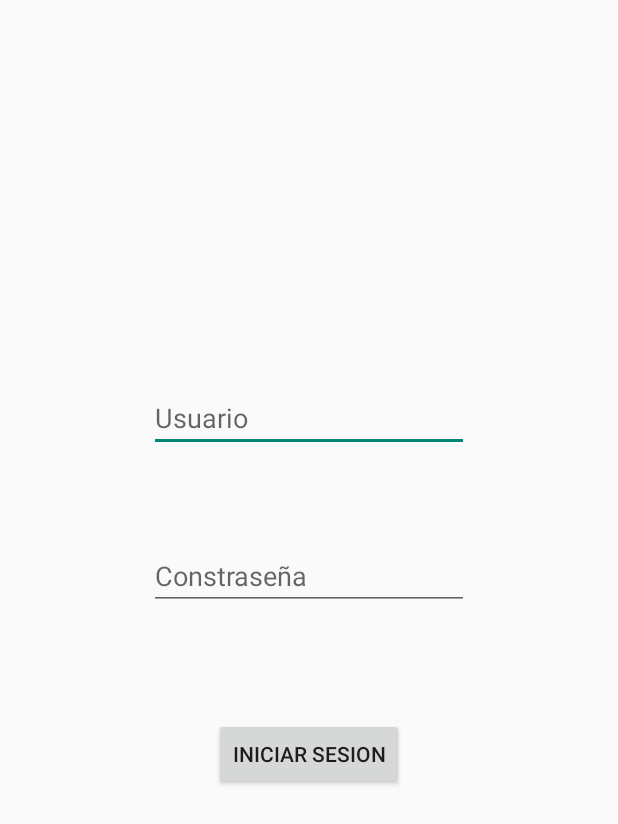
After one commit to maartinrc/RestApp, an Android app: the layout activity_login.xml on its own in the app's theme, with its tools: preview values and no code run, on a phone screen of 412 x 824 dp. The commit adds this screen. Shown: the top 824 px of the screen. Run offline under Robolectric (Android 15) with nearby library versions, the phone set to English and light mode, and no system bars; network calls fail.

Commit message:
Se hizo modificación a los adaptadores de RecyclerView y al CardView
también se agregó un Login simple

```diff
--- a/RestApp/app/build.gradle
+++ b/RestApp/app/build.gradle
@@ -35,4 +35,8 @@ dependencies {
     implementation 'com.android.support:cardview-v7:28.0.0'
     /*Web Service*/
     implementation 'com.android.volley:volley:1.1.0'
+    /*ViewPager y TabLayout*/
+    implementation 'com.android.support:appcompat-v7:28.0.0'
+    implementation 'com.android.support:design:28.0.0'
+
 }
--- /dev/null
+++ b/RestApp/app/src/main/res/layout/activity_login.xml
@@ -0,0 +1,48 @@
+<?xml version="1.0" encoding="utf-8"?>
+<android.support.constraint.ConstraintLayout xmlns:android="http://schemas.android.com/apk/res/android"
+    xmlns:app="http://schemas.android.com/apk/res-auto"
+    xmlns:tools="http://schemas.android.com/tools"
+    android:layout_width="match_parent"
+    android:layout_height="match_parent"
+    tools:context=".Login">
+
+    <EditText
+        android:id="@+id/txtUsr"
+        android:layout_width="wrap_content"
+        android:layout_height="wrap_content"
+        android:layout_marginStart="99dp"
+        android:layout_marginTop="256dp"
+        android:layout_marginEnd="99dp"
+        android:ems="10"
+        android:hint="@string/txtUsr"
+        android:inputType="textPersonName"
+        app:layout_constraintEnd_toEndOf="parent"
+        app:layout_constraintStart_toStartOf="parent"
+        app:layout_constraintTop_toTopOf="parent" />
+
+    <EditText
+        android:id="@+id/txtPass"
+        android:layout_width="wrap_content"
+        android:layout_height="wrap_content"
+        android:layout_marginStart="99dp"
+        android:layout_marginTop="60dp"
+        android:layout_marginEnd="99dp"
+        android:ems="10"
+        android:hint="@string/txtPass"
+        android:inputType="textPassword"
+        app:layout_constraintEnd_toEndOf="parent"
+        app:layout_constraintStart_toStartOf="parent"
+        app:layout_constraintTop_toBottomOf="@+id/txtUsr" />
+
+    <Button
+        android:id="@+id/btnSesion"
+        android:layout_width="wrap_content"
+        android:layout_height="wrap_content"
+        android:layout_marginStart="161dp"
+        android:layout_marginTop="72dp"
+        android:layout_marginEnd="161dp"
+        android:text="@string/btnSesion"
+        app:layout_constraintEnd_toEndOf="parent"
+        app:layout_constraintStart_toStartOf="parent"
+        app:layout_constraintTop_toBottomOf="@+id/txtPass" />
+</android.support.constraint.ConstraintLayout>
--- /dev/null
+++ b/RestApp/app/src/main/res/values/dimens.xml
@@ -0,0 +1,5 @@
+<resources>
+    <!-- Default screen margins, per the Android Design guidelines. -->
+    <dimen name="activity_horizontal_margin">16dp</dimen>
+    <dimen name="activity_vertical_margin">16dp</dimen>
+</resources>
--- a/RestApp/app/src/main/res/values/strings.xml
+++ b/RestApp/app/src/main/res/values/strings.xml
@@ -8,6 +8,8 @@
     <string name="menu_mesas">Mesas</string>
     <string name="navigation_drawer_open">Se abrió</string>
     <string name="navigation_drawer_close">Se cerró</string>
+    <string name="btnMas">+</string>
+    <string name="btnMenos">-</string>
 
     <!-- TODO FRAMENTS -->
 
@@ -33,4 +35,12 @@
     <string name="bebidas">Bebidas</string>
     <string name="postres">Postres</string>
 
+    <!-- TODO ACTIVITIES - Menu -->
+    <string name="txtUsr">Usuario</string>
+    <string name="txtPass">Constraseña</string>
+    <string name="btnSesion">Iniciar sesion</string>
+
+    <!-- TODO: Remove or change this placeholder text -->
+    <string name="hello_blank_fragment">Hello blank fragment</string>
+
 </resources>
```
Also changed, not shown: RestApp/app/src/main/java/com/example/restapp/ConsumidorWeb.java (+30 -4 lines), RestApp/app/src/main/java/com/example/restapp/Login.java (added, +46 -0 lines), RestApp/app/src/main/java/com/example/restapp/MenuActivity.java (+13 -0 lines), RestApp/app/src/main/java/com/example/restapp/RVAdaptador.java (+35 -11 lines), RestApp/app/src/main/java/com/example/restapp/RVBebidaAdaptador.java (+32 -7 lines), RestApp/app/src/main/java/com/example/restapp/RVPostreAdaptador.java (+32 -6 lines), RestApp/app/src/main/java/com/example/restapp/SeccionesFragment.java (added, +119 -0 lines), RestApp/app/src/main/res/layout/card_menu.xml (+36 -5 lines), RestApp/app/src/main/res/layout/fragment_secciones.xml (added, +34 -0 lines), RestApp/app/src/main/res/layout/secciones_layout.xml (added, +30 -0 lines).
